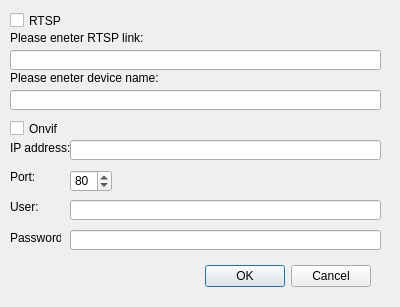
The window that add_new_camera.ui (Viva-Fidel/python-vms) describes before a commit, drawn with Qt 5.
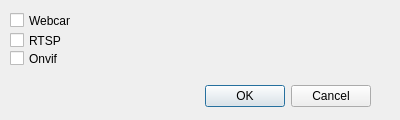
The same window after the commit.

Diff of the .ui file:
```diff
--- a/add_new_camera.ui
+++ b/add_new_camera.ui
@@ -7,7 +7,7 @@
     <x>0</x>
     <y>0</y>
     <width>400</width>
-    <height>307</height>
+    <height>120</height>
    </rect>
   </property>
   <property name="windowTitle">
@@ -17,7 +17,7 @@
    <property name="geometry">
     <rect>
      <x>30</x>
-     <y>260</y>
+     <y>80</y>
      <width>341</width>
      <height>32</height>
     </rect>
@@ -33,7 +33,7 @@
    <property name="geometry">
     <rect>
      <x>10</x>
-     <y>10</y>
+     <y>30</y>
      <width>61</width>
      <height>21</height>
     </rect>
@@ -42,21 +42,11 @@
     <string>RTSP</string>
    </property>
   </widget>
-  <widget class="QLineEdit" name="rtsp_link_lineEdit">
-   <property name="geometry">
-    <rect>
-     <x>10</x>
-     <y>50</y>
-     <width>371</width>
-     <height>20</height>
-    </rect>
-   </property>
-  </widget>
   <widget class="QCheckBox" name="onvif_checkBox">
    <property name="geometry">
     <rect>
      <x>10</x>
-     <y>120</y>
+     <y>50</y>
      <width>70</width>
      <height>17</height>
     </rect>
@@ -65,141 +55,17 @@
     <string>Onvif</string>
    </property>
   </widget>
-  <widget class="QLabel" name="rtsp_link_label">
+  <widget class="QCheckBox" name="webcam_checkBox">
    <property name="geometry">
     <rect>
      <x>10</x>
-     <y>30</y>
-     <width>151</width>
-     <height>16</height>
-    </rect>
-   </property>
-   <property name="text">
-    <string>Please eneter RTSP link:</string>
-   </property>
-  </widget>
-  <widget class="QLabel" name="ip_address_label">
-   <property name="geometry">
-    <rect>
-     <x>10</x>
-     <y>140</y>
+     <y>10</y>
      <width>61</width>
-     <height>16</height>
+     <height>21</height>
     </rect>
    </property>
    <property name="text">
-    <string>IP address:</string>
-   </property>
-  </widget>
-  <widget class="QLineEdit" name="ip_address_lineEdit">
-   <property name="geometry">
-    <rect>
-     <x>70</x>
-     <y>140</y>
-     <width>311</width>
-     <height>20</height>
-    </rect>
-   </property>
-  </widget>
-  <widget class="QLabel" name="port_label">
-   <property name="geometry">
-    <rect>
-     <x>10</x>
-     <y>170</y>
-     <width>47</width>
-     <height>13</height>
-    </rect>
-   </property>
-   <property name="text">
-    <string>Port:</string>
-   </property>
-  </widget>
-  <widget class="QSpinBox" name="port_spinBox">
-   <property name="geometry">
-    <rect>
-     <x>70</x>
-     <y>170</y>
-     <width>42</width>
-     <height>22</height>
-    </rect>
-   </property>
-   <property name="maximum">
-    <number>9999</number>
-   </property>
-   <property name="value">
-    <number>80</number>
-   </property>
-  </widget>
-  <widget class="QLabel" name="user_label">
-   <property name="geometry">
-    <rect>
-     <x>10</x>
-     <y>200</y>
-     <width>47</width>
-     <height>13</height>
-    </rect>
-   </property>
-   <property name="text">
-    <string>User:</string>
-   </property>
-  </widget>
-  <widget class="QLineEdit" name="user_lineEdit">
-   <property name="geometry">
-    <rect>
-     <x>70</x>
-     <y>200</y>
-     <width>311</width>
-     <height>20</height>
-    </rect>
-   </property>
-  </widget>
-  <widget class="QLabel" name="password_label">
-   <property name="geometry">
-    <rect>
-     <x>10</x>
-     <y>230</y>
-     <width>51</width>
-     <height>16</height>
-    </rect>
-   </property>
-   <property name="text">
-    <string>Password:</string>
-   </property>
-  </widget>
-  <widget class="QLineEdit" name="password_lineEdit">
-   <property name="geometry">
-    <rect>
-     <x>70</x>
-     <y>230</y>
-     <width>311</width>
-     <height>20</height>
-    </rect>
-   </property>
-   <property name="echoMode">
-    <enum>QLineEdit::Password</enum>
-   </property>
-  </widget>
-  <widget class="QLabel" name="rtsp_device_name_label">
-   <property name="geometry">
-    <rect>
-     <x>10</x>
-     <y>70</y>
-     <width>151</width>
-     <height>16</height>
-    </rect>
-   </property>
-   <property name="text">
-    <string>Please eneter device name:</string>
-   </property>
-  </widget>
-  <widget class="QLineEdit" name="rtsp_device_name_lineEdit">
-   <property name="geometry">
-    <rect>
-     <x>10</x>
-     <y>90</y>
-     <width>371</width>
-     <height>20</height>
-    </rect>
+    <string>Webcam</string>
    </property>
   </widget>
  </widget>
```
